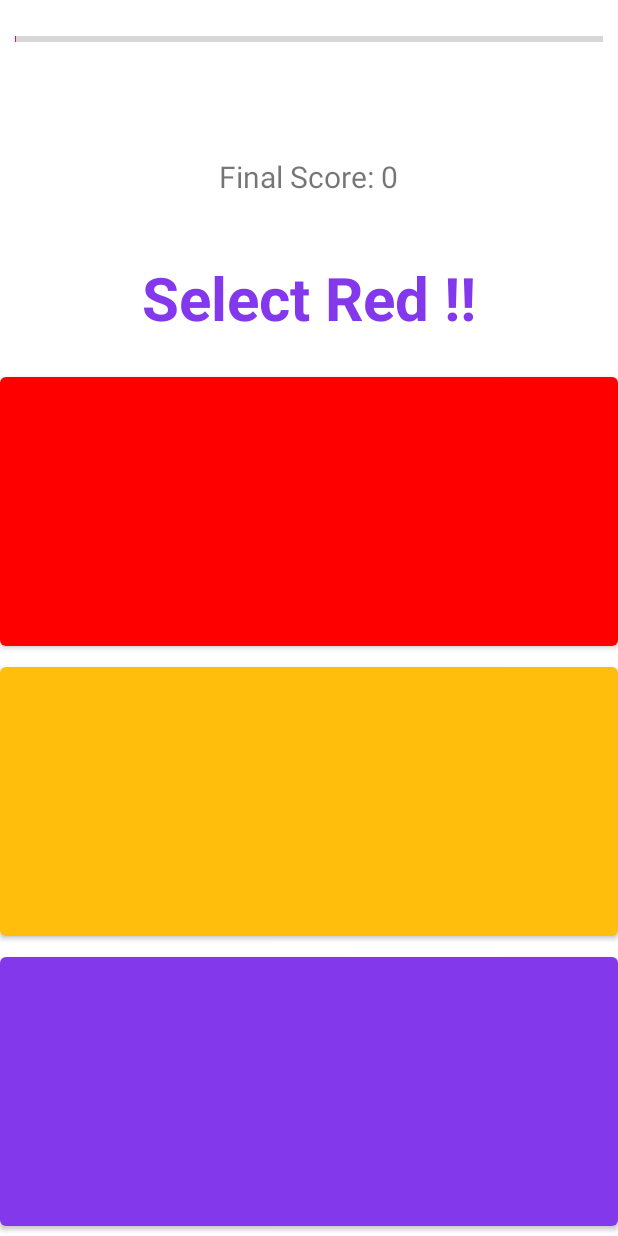
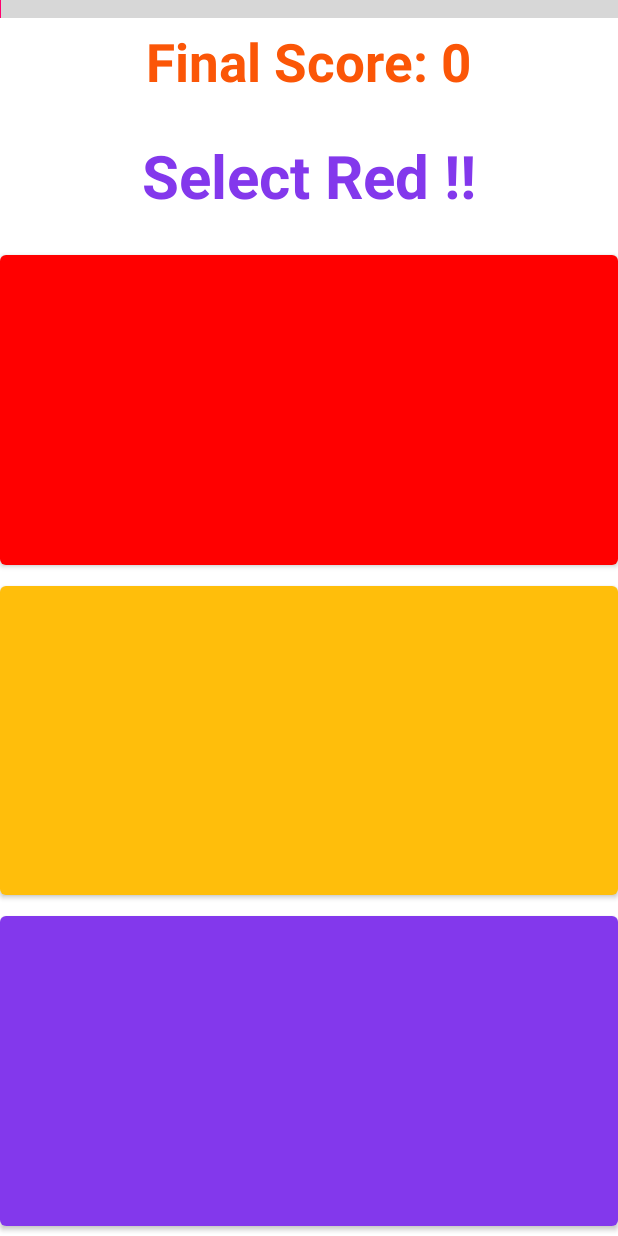
Before and after one commit to Scodun/Bop-It, an Android app: the screen it shows after launch (GameActivity), on a phone screen of 412 x 824 dp. Run offline under Robolectric (Android 15) with nearby library versions, the phone set to English and light mode, and no system bars.

Commit message:
add: Random Score Colors fix: Game Activity layout

```diff
--- a/app/src/main/java/com/se2/bopit/ui/GameActivity.java
+++ b/app/src/main/java/com/se2/bopit/ui/GameActivity.java
@@ -5,6 +5,7 @@ import android.widget.ProgressBar;
 import android.widget.TextView;
 
 import androidx.appcompat.app.AppCompatActivity;
+import androidx.core.content.ContextCompat;
 import androidx.fragment.app.Fragment;
 
 import com.se2.bopit.R;
@@ -12,11 +13,17 @@ import com.se2.bopit.domain.GameEngine;
 import com.se2.bopit.domain.interfaces.GameEngineListener;
 import com.se2.bopit.domain.interfaces.MiniGame;
 
+import java.util.ArrayList;
+import java.util.Arrays;
+import java.util.Random;
+
 public class GameActivity extends AppCompatActivity {
 
     //views
     private ProgressBar timeBar;
     private TextView scoreView;
+    private Random rand;
+    private ArrayList<Integer> colors;
 
     @Override
     protected void onCreate(Bundle savedInstanceState) {
@@ -31,19 +38,29 @@ public class GameActivity extends AppCompatActivity {
         GameEngine engine = new GameEngine();
         engine.setGameEngineListener(gameEngineListener);
         engine.startNewGame();
+
+        rand = new Random();
+        colors = new ArrayList<>(
+                Arrays.asList(
+                        ContextCompat.getColor(this, R.color.primary),
+                        ContextCompat.getColor(this, R.color.secondary),
+                        ContextCompat.getColor(this, R.color.primary_variant),
+                        ContextCompat.getColor(this, R.color.secondary_variant_2)
+                )
+        );
     }
 
     private final GameEngineListener gameEngineListener = new GameEngineListener() {
         @Override
         public void onGameEnd(int score) {
-            //TODO: Add to resource
+            //TODO: Move Text to Finish Activity
             scoreView.setText("Final Score: "+ score);
         }
 
         @Override
         public void onScoreUpdate(int score) {
-            //TODO: Add to resource
-            scoreView.setText("Current Score: "+ score);
+            scoreView.setTextColor(colors.get(rand.nextInt(colors.size())));
+            scoreView.setText(String.valueOf(score));
         }
 
         @Override
--- a/app/src/main/res/layout/activity_game.xml
+++ b/app/src/main/res/layout/activity_game.xml
@@ -11,7 +11,7 @@ tools:context=".MainActivity">
         android:id="@+id/fragment_container_view"
         android:layout_width="match_parent"
         android:layout_height="0dp"
-        android:layout_marginTop="20dp"
+        android:layout_marginTop="5dp"
         app:layout_constraintBottom_toBottomOf="parent"
         app:layout_constraintEnd_toEndOf="parent"
         app:layout_constraintStart_toStartOf="parent"
@@ -21,24 +21,25 @@ tools:context=".MainActivity">
         android:id="@+id/scoreView"
         android:layout_width="wrap_content"
         android:layout_height="wrap_content"
-        android:layout_marginTop="104dp"
-        android:textSize="20sp"
+        android:layout_marginTop="5dp"
+        android:fontFamily="sans-serif"
+        android:textAllCaps="false"
+        android:textColor="@color/primary_variant"
+        android:textSize="35sp"
+        android:textStyle="bold"
         app:layout_constraintEnd_toEndOf="parent"
         app:layout_constraintHorizontal_bias="0.498"
         app:layout_constraintStart_toStartOf="parent"
-        app:layout_constraintTop_toTopOf="parent" />
+        app:layout_constraintTop_toBottomOf="@+id/timeBar" />
 
     <ProgressBar
         android:id="@+id/timeBar"
         style="?android:attr/progressBarStyleHorizontal"
         android:layout_width="0dp"
-        android:layout_height="20dp"
-        android:layout_marginStart="10dp"
-        android:layout_marginLeft="10dp"
-        android:layout_marginTop="16dp"
-        android:layout_marginEnd="10dp"
-        android:layout_marginRight="10dp"
+        android:layout_height="12dp"
+        android:indeterminate="false"
         android:progress="0"
+        android:scaleY="3"
         app:layout_constraintEnd_toEndOf="parent"
         app:layout_constraintStart_toStartOf="parent"
         app:layout_constraintTop_toTopOf="parent" />
```
